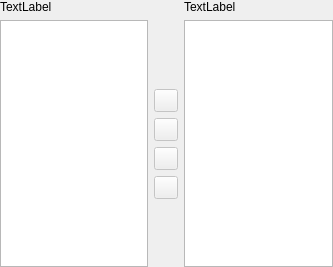
The window that src/terralib/qt/widgets/utils/ui/DoubleListWidgetForm.ui (claudiobogossian/terralib5) describes before a commit, drawn with Qt 5.
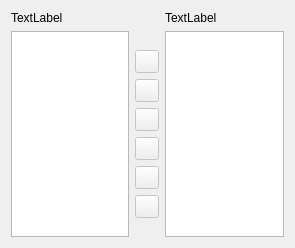
The same window after the commit.

The edit to the form file:
```diff
--- a/src/terralib/qt/widgets/utils/ui/DoubleListWidgetForm.ui
+++ b/src/terralib/qt/widgets/utils/ui/DoubleListWidgetForm.ui
@@ -6,17 +6,14 @@
    <rect>
     <x>0</x>
     <y>0</y>
-    <width>333</width>
-    <height>267</height>
+    <width>295</width>
+    <height>248</height>
    </rect>
   </property>
   <property name="windowTitle">
    <string>Form</string>
   </property>
   <layout class="QGridLayout" name="gridLayout_5">
-   <property name="margin">
-    <number>0</number>
-   </property>
    <item row="0" column="0">
     <layout class="QGridLayout" name="gridLayout_4">
      <item row="0" column="0">
@@ -43,7 +40,7 @@
         </widget>
        </item>
        <item row="1" column="0">
-        <layout class="QVBoxLayout" name="verticalLayout" stretch="1,0,0,0,0,1">
+        <layout class="QVBoxLayout" name="verticalLayout" stretch="1,0,0,0,0,0,0,1">
          <item>
           <spacer name="verticalSpacer">
            <property name="orientation">
@@ -100,6 +97,26 @@
            </property>
           </widget>
          </item>
+         <item>
+          <widget class="QToolButton" name="m_upToolButton">
+           <property name="enabled">
+            <bool>false</bool>
+           </property>
+           <property name="text">
+            <string/>
+           </property>
+          </widget>
+         </item>
+         <item>
+          <widget class="QToolButton" name="m_downToolButton">
+           <property name="enabled">
+            <bool>false</bool>
+           </property>
+           <property name="text">
+            <string/>
+           </property>
+          </widget>
+         </item>
          <item>
           <spacer name="verticalSpacer_2">
            <property name="orientation">
```
